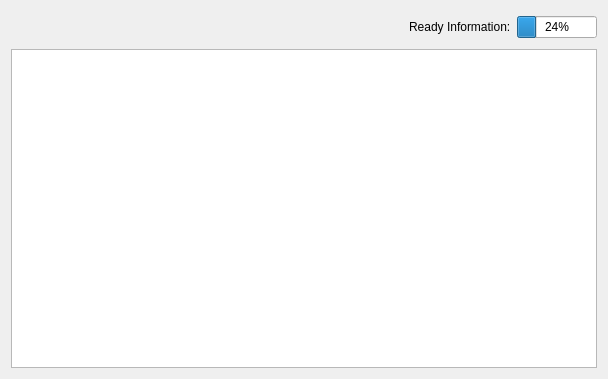
The window that Support/Widgets/TabularReportEntry.ui (FelixdelasPozas/EspINA) describes before a commit, drawn with Qt 5.
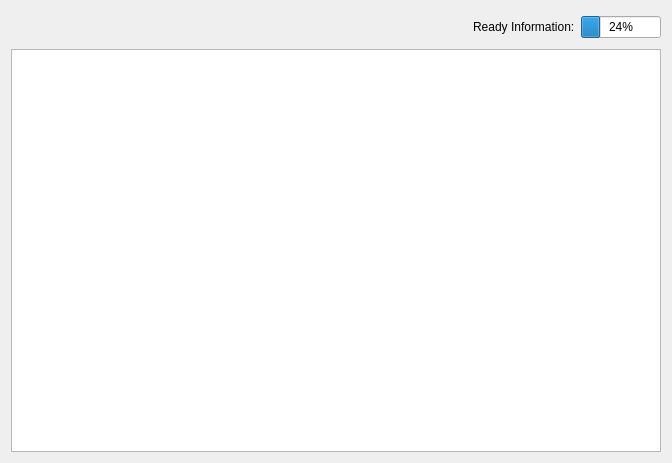
The same window after the commit. Icons and pictures are not drawn. Custom widgets are drawn as their Qt base class.

The edit to the form file:
```diff
--- a/Support/Widgets/TabularReportEntry.ui
+++ b/Support/Widgets/TabularReportEntry.ui
@@ -6,8 +6,8 @@
    <rect>
     <x>0</x>
     <y>0</y>
-    <width>608</width>
-    <height>379</height>
+    <width>672</width>
+    <height>463</height>
    </rect>
   </property>
   <property name="sizePolicy">
```
